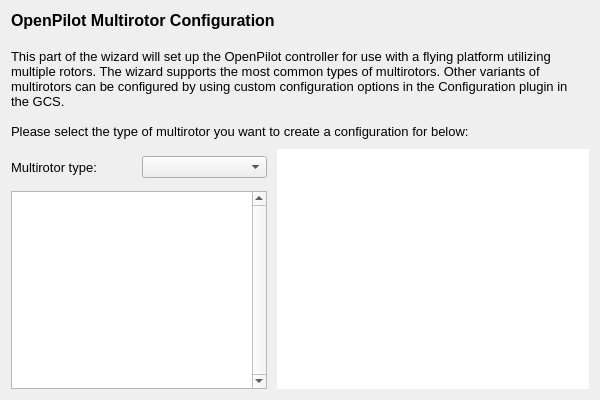
Qt form ground/openpilotgcs/src/plugins/setupwizard/pages/multipage.ui (openpilot/OpenPilot) before a commit.
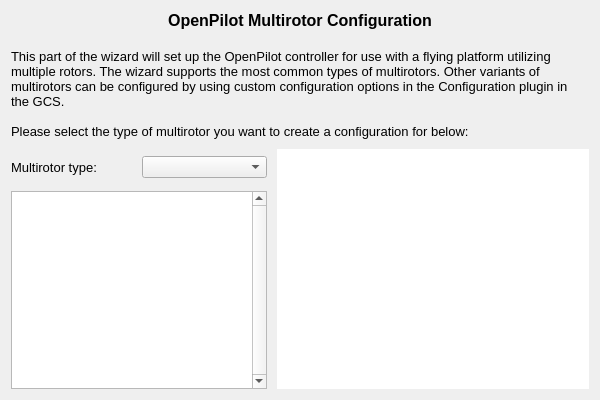
The same form after that commit.

Patch:
```diff
--- a/ground/openpilotgcs/src/plugins/setupwizard/pages/multipage.ui
+++ b/ground/openpilotgcs/src/plugins/setupwizard/pages/multipage.ui
@@ -21,7 +21,7 @@
 &lt;html&gt;&lt;head&gt;&lt;meta name=&quot;qrichtext&quot; content=&quot;1&quot; /&gt;&lt;style type=&quot;text/css&quot;&gt;
 p, li { white-space: pre-wrap; }
 &lt;/style&gt;&lt;/head&gt;&lt;body style=&quot; font-family:'MS Shell Dlg 2'; font-size:8pt; font-weight:400; font-style:normal;&quot;&gt;
-&lt;p style=&quot; margin-top:0px; margin-bottom:0px; margin-left:0px; margin-right:0px; -qt-block-indent:0; text-indent:0px;&quot;&gt;&lt;span style=&quot; font-size:12pt; font-weight:600;&quot;&gt;OpenPilot Multirotor Configuration&lt;/span&gt;&lt;/p&gt;
+&lt;p align=&quot;center&quot; style=&quot; margin-top:0px; margin-bottom:0px; margin-left:0px; margin-right:0px; -qt-block-indent:0; text-indent:0px;&quot;&gt;&lt;span style=&quot; font-size:12pt; font-weight:600;&quot;&gt;OpenPilot Multirotor Configuration&lt;/span&gt;&lt;/p&gt;
 &lt;p style=&quot;-qt-paragraph-type:empty; margin-top:0px; margin-bottom:0px; margin-left:0px; margin-right:0px; -qt-block-indent:0; text-indent:0px; font-size:12pt; font-weight:600;&quot;&gt;&lt;br /&gt;&lt;/p&gt;
 &lt;p style=&quot; margin-top:0px; margin-bottom:0px; margin-left:0px; margin-right:0px; -qt-block-indent:0; text-indent:0px;&quot;&gt;&lt;span style=&quot; font-size:10pt;&quot;&gt;This part of the wizard will set up the OpenPilot controller for use with a flying platform utilizing multiple rotors. The wizard supports the most common types of multirotors. Other variants of multirotors can be configured by using custom configuration options in the Configuration plugin in the GCS.&lt;/span&gt;&lt;/p&gt;
 &lt;p style=&quot;-qt-paragraph-type:empty; margin-top:0px; margin-bottom:0px; margin-left:0px; margin-right:0px; -qt-block-indent:0; text-indent:0px; font-size:10pt;&quot;&gt;&lt;br /&gt;&lt;/p&gt;
```
